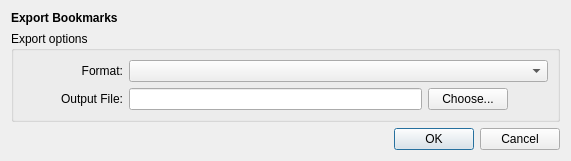
This is src/lib/bookmarks/bookmarksexport/bookmarksexportdialog.ui in tenrok/kclient3 as Qt 5 draws it before an edit. The edited form follows.
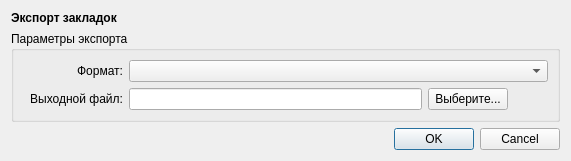
This is the edited form.

```diff
--- a/src/lib/bookmarks/bookmarksexport/bookmarksexportdialog.ui
+++ b/src/lib/bookmarks/bookmarksexport/bookmarksexportdialog.ui
@@ -17,14 +17,14 @@
    <item>
     <widget class="QLabel" name="label">
      <property name="text">
-      <string>&lt;b&gt;Export Bookmarks&lt;/b&gt;</string>
+      <string>&lt;b&gt;Экспорт закладок&lt;/b&gt;</string>
      </property>
     </widget>
    </item>
    <item>
     <widget class="QGroupBox" name="groupBox">
      <property name="title">
-      <string>Export options</string>
+      <string>Параметры экспорта</string>
      </property>
      <layout class="QFormLayout" name="formLayout">
       <item row="1" column="1">
@@ -39,7 +39,7 @@
         <item>
          <widget class="QPushButton" name="chooseOutput">
           <property name="text">
-           <string>Choose...</string>
+           <string>Выберите...</string>
           </property>
          </widget>
         </item>
@@ -70,7 +70,7 @@
          </size>
         </property>
         <property name="text">
-         <string>Output File:</string>
+         <string>Выходной файл:</string>
         </property>
         <property name="alignment">
          <set>Qt::AlignRight|Qt::AlignTrailing|Qt::AlignVCenter</set>
@@ -86,7 +86,7 @@
          </size>
         </property>
         <property name="text">
-         <string>Format:</string>
+         <string>Формат:</string>
         </property>
         <property name="alignment">
          <set>Qt::AlignRight|Qt::AlignTrailing|Qt::AlignVCenter</set>
```
